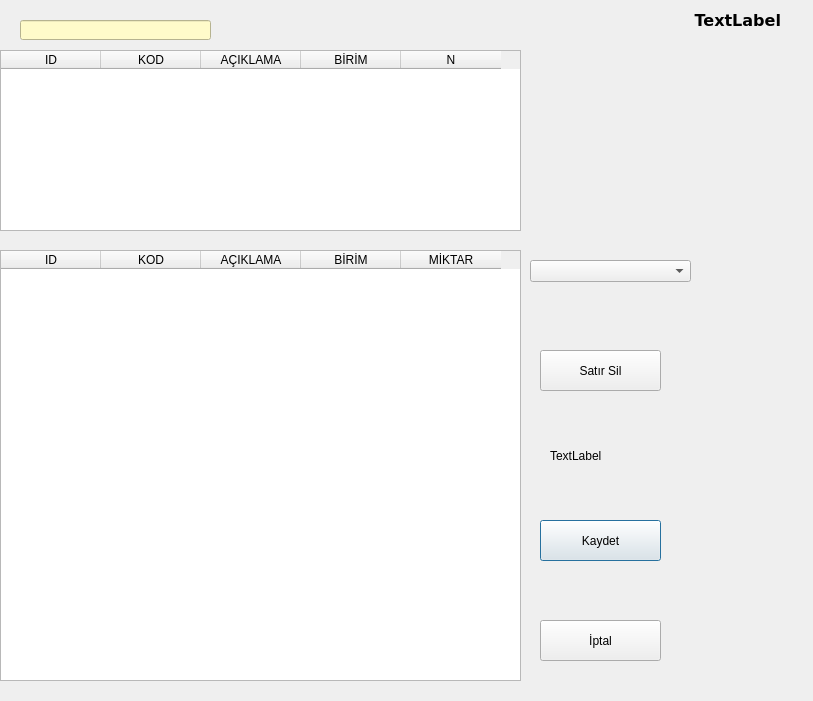
Qt form recete2.ui (nerdogan/nenra) before a commit.
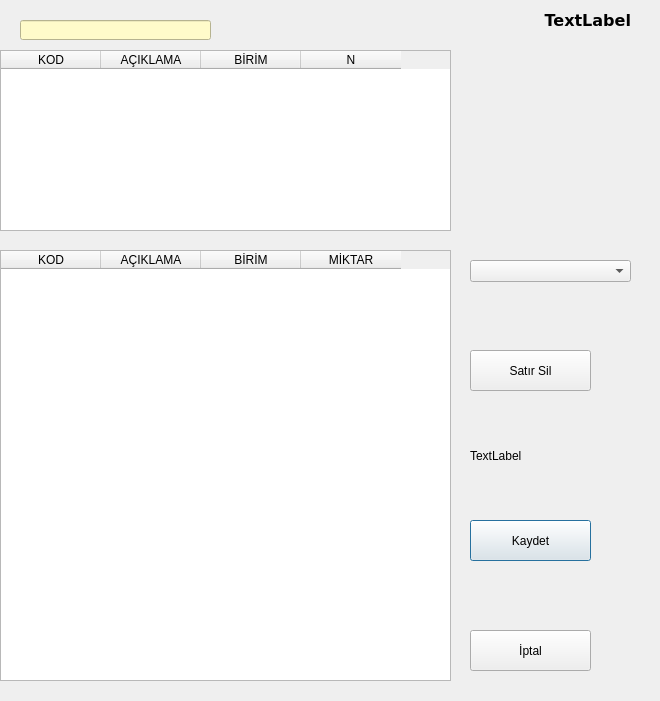
The same form after that commit. Icons and pictures are not drawn.

What changed in the file:
```diff
--- a/recete2.ui
+++ b/recete2.ui
@@ -6,7 +6,7 @@
    <rect>
     <x>0</x>
     <y>0</y>
-    <width>813</width>
+    <width>660</width>
     <height>701</height>
    </rect>
   </property>
@@ -41,18 +41,13 @@
     <rect>
      <x>0</x>
      <y>50</y>
-     <width>521</width>
+     <width>451</width>
      <height>181</height>
     </rect>
    </property>
    <property name="styleSheet">
     <string notr="true">;</string>
    </property>
-   <column>
-    <property name="text">
-     <string>ID</string>
-    </property>
-   </column>
    <column>
     <property name="text">
      <string>KOD</string>
@@ -79,15 +74,16 @@
     <rect>
      <x>0</x>
      <y>250</y>
-     <width>521</width>
+     <width>451</width>
      <height>431</height>
     </rect>
    </property>
-   <column>
-    <property name="text">
-     <string>ID</string>
-    </property>
-   </column>
+   <property name="sizePolicy">
+    <sizepolicy hsizetype="Expanding" vsizetype="Expanding">
+     <horstretch>0</horstretch>
+     <verstretch>0</verstretch>
+    </sizepolicy>
+   </property>
    <column>
     <property name="text">
      <string>KOD</string>
@@ -112,9 +108,9 @@
   <widget class="QLabel" name="label">
    <property name="geometry">
     <rect>
-     <x>330</x>
+     <x>240</x>
      <y>10</y>
-     <width>451</width>
+     <width>391</width>
      <height>21</height>
     </rect>
    </property>
@@ -155,7 +151,7 @@
   <widget class="QPushButton" name="pushButton">
    <property name="geometry">
     <rect>
-     <x>540</x>
+     <x>470</x>
      <y>520</y>
      <width>121</width>
      <height>41</height>
@@ -168,8 +164,8 @@
   <widget class="QPushButton" name="pushButton_2">
    <property name="geometry">
     <rect>
-     <x>540</x>
-     <y>620</y>
+     <x>470</x>
+     <y>630</y>
      <width>121</width>
      <height>41</height>
     </rect>
@@ -181,7 +177,7 @@
   <widget class="QLabel" name="label_3">
    <property name="geometry">
     <rect>
-     <x>550</x>
+     <x>470</x>
      <y>440</y>
      <width>71</width>
      <height>31</height>
@@ -194,7 +190,7 @@
   <widget class="QPushButton" name="pushButton_3">
    <property name="geometry">
     <rect>
-     <x>540</x>
+     <x>470</x>
      <y>350</y>
      <width>121</width>
      <height>41</height>
@@ -213,7 +209,7 @@
   <widget class="QComboBox" name="comboBox">
    <property name="geometry">
     <rect>
-     <x>530</x>
+     <x>470</x>
      <y>260</y>
      <width>161</width>
      <height>22</height>
```
